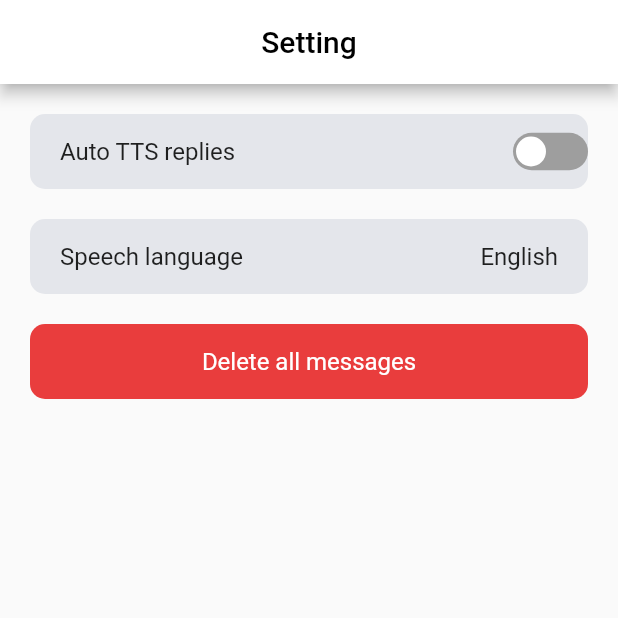
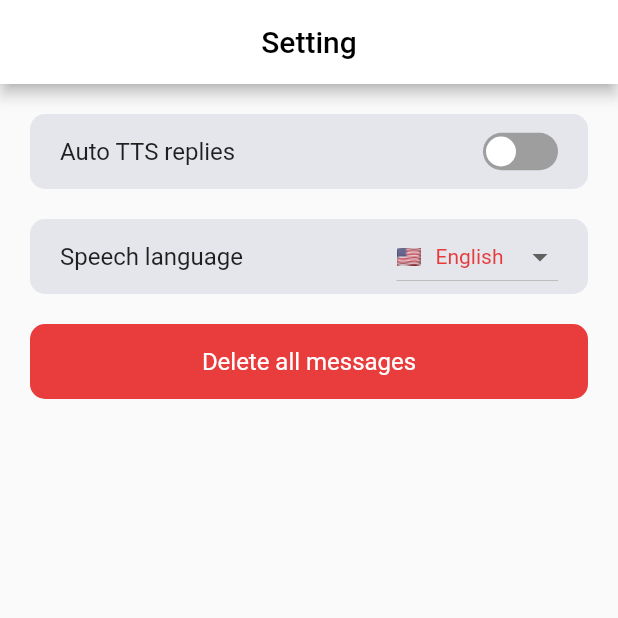
Before and after one commit to HuyHuynh3103/voice-gpt, a Flutter app: the SettingPage screen opened by its route, on a phone screen of 412 x 824 dp, the top half of it. Run offline on Flutter 3.47's test engine with Material 2 defaults, Android fonts, the phone set to English and light mode, and no system bars; drawn by our look-alikes of flutter_switch; our stand-ins replace avatar_glow, chat_bubbles, equatable, flutter_bloc, flutter_spinkit, go_router and 2 more; missing offline and left inert: chat_gpt_sdk, flutter_config, text_to_speech; accounts and stored records are empty.

Commit message:
done setting

```diff
--- a/lib/blocs/setting/setting_event.dart
+++ b/lib/blocs/setting/setting_event.dart
@@ -1,4 +1,5 @@
 import 'package:equatable/equatable.dart';
+import 'package:voice_gpt/common/language.dart';
 
 abstract class SettingEvent extends Equatable {
   const SettingEvent();
@@ -11,7 +12,7 @@ class LoadSetting extends SettingEvent {}
 
 
 class ToggleLanguage extends SettingEvent {
-  final String language;
+  final Language language;
 
   const ToggleLanguage(this.language);
 
--- a/lib/blocs/setting/setting_state.dart
+++ b/lib/blocs/setting/setting_state.dart
@@ -1,4 +1,5 @@
 import 'package:equatable/equatable.dart';
+import 'package:voice_gpt/common/language.dart';
 
 abstract class SettingState extends Equatable {
   const SettingState();
@@ -11,7 +12,7 @@ class SettingInitial extends SettingState {}
 
 class SettingLoaded extends SettingState {
   final bool isAutoTTS;
-  final String currentLanguage;
+  final Language currentLanguage;
 
   const SettingLoaded(this.isAutoTTS, this.currentLanguage);
 
--- a/lib/common/language.dart
+++ b/lib/common/language.dart
@@ -1,15 +1,18 @@
 // define list of languages
 List<Language> languages = [
-  Language('System', 'default'),
-  Language('Francais', 'fr_FR'),
-  Language('English', 'en_US'),
-  Language('Việt Nam', 'vi_VN'),
+  Language('English', 'en-US', 'assets/countries/us.png'),
+  Language('Việt Nam', 'vi-VN', 'assets/countries/vn.png'),
 ];
 
 // define class Language
 class Language {
   final String name;
   final String code;
+  final String flag;
 
-  Language(this.name, this.code);
+  Language(this.name, this.code, this.flag);
+
+  static Language fromCode(String code) {
+    return languages.firstWhere((element) => element.code == code);
+  }
 }
--- a/lib/components/speak_button.dart
+++ b/lib/components/speak_button.dart
@@ -54,7 +54,7 @@ class _SpeakButtonState extends State<SpeakButton> {
               }
             });
           },
-          localeId: _setting.currentLanguage,
+          localeId: _setting.currentLanguage.code,
         );
       }
     } else {
--- a/lib/pages/setting_page.dart
+++ b/lib/pages/setting_page.dart
@@ -8,6 +8,7 @@ import 'package:voice_gpt/blocs/setting/setting_event.dart';
 import 'package:voice_gpt/blocs/setting/setting_state.dart';
 import 'package:voice_gpt/common/colors.dart';
 import 'package:flutter_switch/flutter_switch.dart';
+import 'package:voice_gpt/common/language.dart';
 
 class SettingPage extends StatefulWidget {
   @override
@@ -28,11 +29,10 @@ class _SettingPageState extends State<SettingPage> {
   Widget build(BuildContext context) {
     return Scaffold(
       appBar: AppBar(
+        centerTitle: true,
         foregroundColor: tBlackColor,
         backgroundColor: tWhiteColor,
-        title: const Center(
-          child: Text('Setting', style: TextStyle(color: tBlackColor)),
-        ),
+        title: Text('Setting', style: TextStyle(color: tBlackColor)),
       ),
       body: Padding(
         padding: const EdgeInsets.all(20.0),
@@ -40,7 +40,7 @@ class _SettingPageState extends State<SettingPage> {
           children: <Widget>[
             _buildAutoTTS(),
             const SizedBox(height: 20.0),
-            _buildSpeechLanguage(),
+            _buildSpeechLanguageChoosen(),
             const SizedBox(height: 20.0),
             _buildDeleteAll(),
           ],
@@ -56,6 +56,7 @@ class _SettingPageState extends State<SettingPage> {
           print('state: $state');
           if (state is SettingLoaded) {
             return Container(
+              padding: const EdgeInsets.symmetric(horizontal: 20.0),
               height: 50.0,
               decoration: const BoxDecoration(
                 color: tGreyLightColor,
@@ -64,11 +65,8 @@ class _SettingPageState extends State<SettingPage> {
               child: Row(
                 mainAxisAlignment: MainAxisAlignment.spaceBetween,
                 children: <Widget>[
-                  const Padding(
-                    padding: EdgeInsets.only(left: 20.0),
-                    child: Text('Auto TTS replies',
+                  const Text('Auto TTS replies',
                       style: TextStyle(fontSize: 16.0)),
-                  ),
                   FlutterSwitch(
                     activeColor: tPrimaryColor,
                     width: 50.0,
@@ -91,8 +89,12 @@ class _SettingPageState extends State<SettingPage> {
   }
 
   // Implement _buildSpeechLanguage()
-  Widget _buildSpeechLanguage() {
+  Widget _buildSpeechLanguageChoosen() {
+    return BlocBuilder(
+        builder: (context, state) {
+          if (state is SettingLoaded) {
             return Container(
+              padding: const EdgeInsets.symmetric(horizontal: 20.0),
               height: 50.0,
               decoration: const BoxDecoration(
                 color: tGreyLightColor,
@@ -100,18 +102,40 @@ class _SettingPageState extends State<SettingPage> {
               ),
               child: Row(
                 mainAxisAlignment: MainAxisAlignment.spaceBetween,
-        children: const [
-          Padding(
-            padding: EdgeInsets.only(left: 20.0),
-            child: Text('Speech language', style: TextStyle(fontSize: 16.0)),
+                children: [
+                  const Text(
+                    'Speech language',
+                    style: TextStyle(fontSize: 16.0),
                   ),
-          Padding(
-            padding: EdgeInsets.only(right: 20.0),
-            child: Text('English', style: TextStyle(fontSize: 16.0)),
+                  DropdownButton<Language>(
+                    value: state.currentLanguage,
+                    elevation: 16,
+                    style: const TextStyle(color: tPrimaryColor),
+                    onChanged: (Language? newValue) {
+                      context
+                          .read<SettingBloc>()
+                          .add(ToggleLanguage(newValue ?? languages[0]));
+                    },
+                    items: languages
+                        .map<DropdownMenuItem<Language>>((Language value) {
+                      return DropdownMenuItem<Language>(
+                          value: value,
+                          child: Row(
+                            children: <Widget>[
+                              Image.asset(value.flag),
+                              const SizedBox(width: 10.0),
+                              Text(value.name),
+                            ],
+                          ));
+                    }).toList(),
                   ),
                 ],
               ),
             );
+          }
+          return const SizedBox();
+        },
+        bloc: _settingBloc);
   }
 
   // Implement _buildDeleteAll()
```
Also changed, not shown: lib/blocs/setting/setting_bloc.dart (+8 -6 lines), lib/components/chatbox_layout.dart (+10 -3 lines), lib/pages/message_chat.dart (+31 -11 lines). Lines whose indentation alone changed are shown as unchanged.
